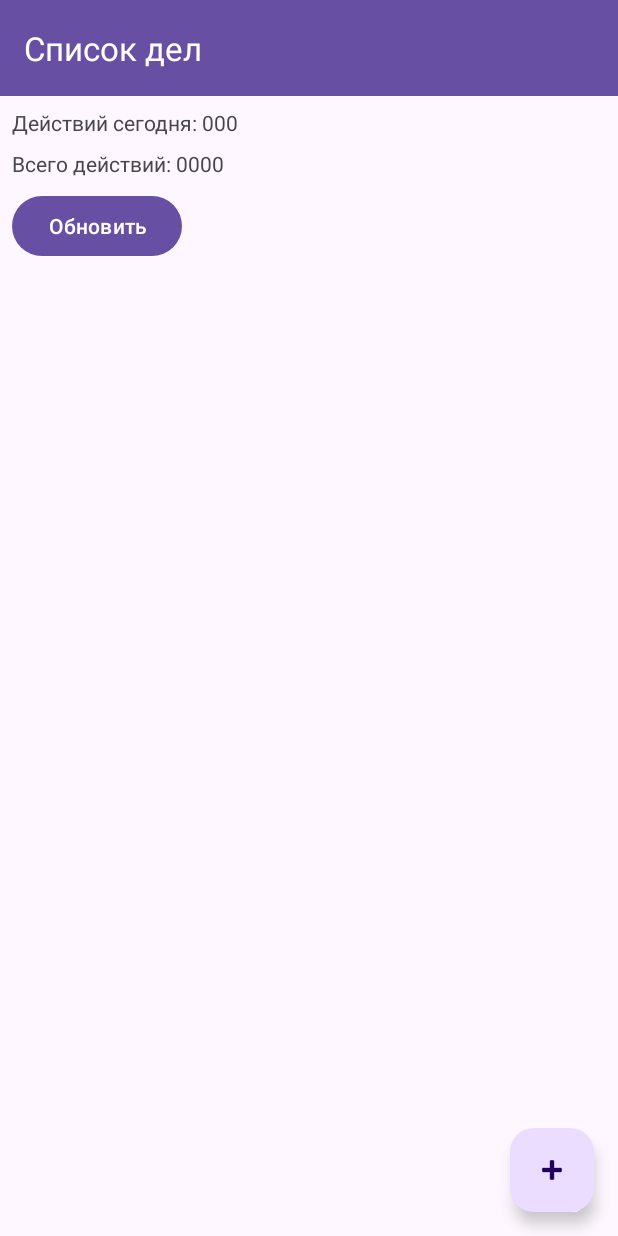
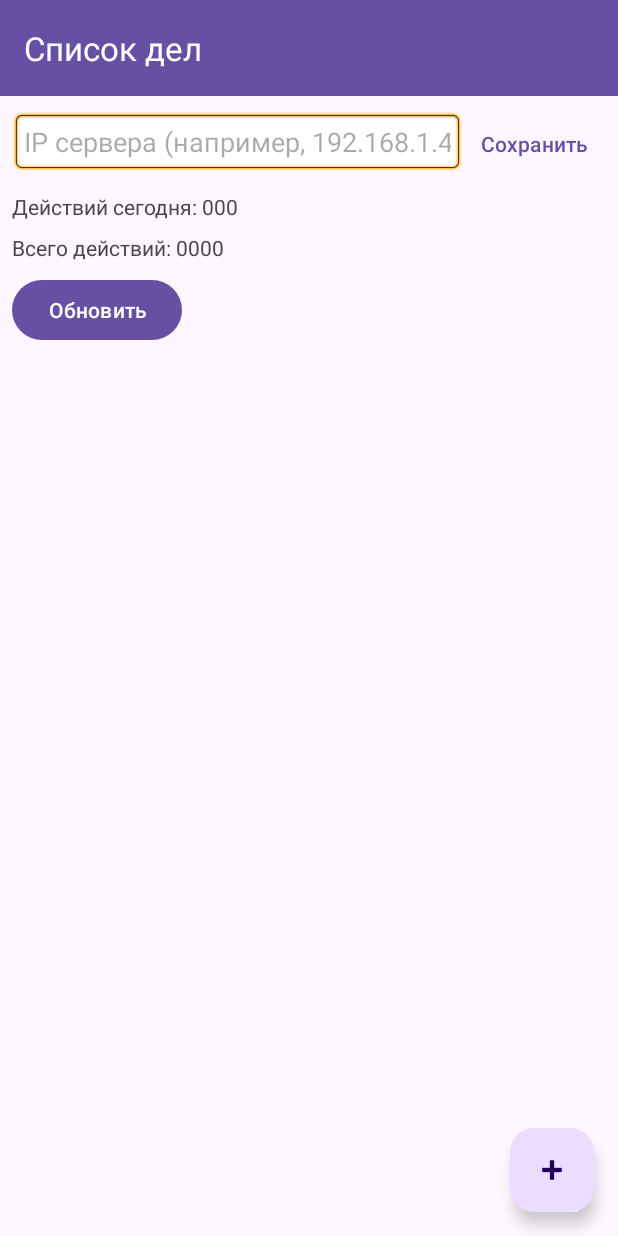
Before and after one commit to celles-2004/task-do, an Android app: the screen it shows after launch (MainActivity), on a phone screen of 412 x 824 dp. Run offline under Robolectric (Android 15) with nearby library versions, the light colour scheme and no system bars.

Commit message:
изменен код android

```diff
--- a/android/app/src/main/java/com/example/task_do/MainActivity.kt
+++ b/android/app/src/main/java/com/example/task_do/MainActivity.kt
@@ -1,6 +1,8 @@
 package com.example.task_do
 
+import android.annotation.SuppressLint
 import android.app.AlertDialog
+import android.content.Context
 import android.os.Bundle
 import android.widget.Button
 import android.widget.EditText
@@ -12,7 +14,6 @@ import androidx.recyclerview.widget.LinearLayoutManager
 import androidx.recyclerview.widget.RecyclerView
 import com.google.android.material.floatingactionbutton.FloatingActionButton
 import kotlinx.coroutines.*
-import java.util.Calendar
 
 class MainActivity : AppCompatActivity() {
 
@@ -21,9 +22,10 @@ class MainActivity : AppCompatActivity() {
     private lateinit var tvTotalCounter: TextView
     private lateinit var btnRefresh: Button
     private lateinit var fabAdd: FloatingActionButton
-
     private val tasks = mutableListOf<String>()
     private lateinit var adapter: TaskAdapter
+    private lateinit var etServerIp: EditText
+    private lateinit var btnSaveIp: Button
 
     override fun onCreate(savedInstanceState: Bundle?) {
         super.onCreate(savedInstanceState)
@@ -34,12 +36,36 @@ class MainActivity : AppCompatActivity() {
         tvTotalCounter = findViewById(R.id.tvTotalCounter)
         btnRefresh = findViewById(R.id.btnRefresh)
         fabAdd = findViewById(R.id.fabAdd)
+        etServerIp = findViewById(R.id.etServerIp)
+        btnSaveIp = findViewById(R.id.btnSaveIp)
 
         adapter = TaskAdapter(tasks) { position ->
             deleteTask(position)
         }
         recyclerView.layoutManager = LinearLayoutManager(this)
         recyclerView.adapter = adapter
+
+        // Загружаем сохранённый IP
+        val savedIp = getSharedPreferences("app_perfs", MODE_PRIVATE).getString("server_IP", "")
+        if (!savedIp.isNullOrEmpty()) {
+            etServerIp.setText(savedIp)
+            RetrofitClient.setBaseUrl("http://$savedIp:17789/")
+        } else {
+            // Если нет сохранённого, можно оставить дефолтный или попросить ввести
+            RetrofitClient.setBaseUrl("http://192.168.1.40:17789/")
+        }
+
+        btnSaveIp.setOnClickListener {
+            val ip = etServerIp.text.toString().trim()
+            if (ip.isNotEmpty()) {
+                getSharedPreferences("app_perfs", MODE_PRIVATE).edit().putString("server_ip", ip).apply()
+                RetrofitClient.setBaseUrl("http://$ip:17789/")
+                Toast.makeText(this, "IP сохранён, перезагрузите список", Toast.LENGTH_SHORT).show()
+                loadData()
+            } else {
+                Toast.makeText(this, "Введите IP", Toast.LENGTH_SHORT).show()
+            }
+        }
 
         fabAdd.setOnClickListener { showAddTaskDialog() }
         btnRefresh.setOnClickListener { loadData() }
@@ -49,7 +75,7 @@ class MainActivity : AppCompatActivity() {
 
     private fun loadData() = lifecycleScope.launch(Dispatchers.IO) {
         try {
-            val taskList = RetrofitClient.instance.getTasks()
+            val taskList = RetrofitClient.getInstance().getTasks()
             withContext(Dispatchers.Main) {
                 tasks.clear()
                 tasks.addAll(taskList)
@@ -65,7 +91,7 @@ class MainActivity : AppCompatActivity() {
 
     private fun loadCounters() = lifecycleScope.launch(Dispatchers.IO) {
         try {
-            val counters = RetrofitClient.instance.getCounters()
+            val counters = RetrofitClient.getInstance().getCounters()
             withContext(Dispatchers.Main) {
                 tvDayCounter.text = "Действий сегодня: ${counters.day}"
                 tvTotalCounter.text = "Всего действий: ${counters.total}"
@@ -91,17 +117,17 @@ class MainActivity : AppCompatActivity() {
             .show()
     }
 
+    @SuppressLint("DefaultLocale")
     private fun addTask(taskText: String) = lifecycleScope.launch(Dispatchers.IO) {
         try {
-            val now = Calendar.getInstance()
-            val dateStr = String.format("%04d-%02d-%02d", now.get(Calendar.YEAR), now.get(Calendar.MONTH)+1, now.get(
-                Calendar.DAY_OF_MONTH))
-            val timeStr = String.format("%02d:%02d", now.get(Calendar.HOUR_OF_DAY), now.get(Calendar.MINUTE))
+            val now = java.util.Calendar.getInstance()
+            val dateStr = String.format("%04d-%02d-%02d", now.get(java.util.Calendar.YEAR), now.get(java.util.Calendar.MONTH)+1, now.get(java.util.Calendar.DAY_OF_MONTH))
+            val timeStr = String.format("%02d:%02d", now.get(java.util.Calendar.HOUR_OF_DAY), now.get(java.util.Calendar.MINUTE))
             val fullTask = "$dateStr $timeStr $taskText"
 
             val currentTasks = tasks.toList()
             val newTasks = currentTasks + fullTask
-            RetrofitClient.instance.updateTasks(newTasks)
+            RetrofitClient.getInstance().updateTasks(newTasks)
 
             withContext(Dispatchers.Main) {
                 loadData()
@@ -113,11 +139,12 @@ class MainActivity : AppCompatActivity() {
         }
     }
 
-    private fun deleteTask(position: Int) = lifecycleScope.launch(Dispatchers.IO) {
+    private fun deleteTask(position: Int) = lifecycleScope.launch(Dispatchers.IO)
+    {
         try {
             val currentTasks = tasks.toList()
             val newTasks = currentTasks.toMutableList().apply { removeAt(position) }
-            RetrofitClient.instance.updateTasks(newTasks)
+            RetrofitClient.getInstance().updateTasks(newTasks)
             withContext(Dispatchers.Main) {
                 loadData()
             }
--- a/android/app/src/main/java/com/example/task_do/RetrofitClient.kt
+++ b/android/app/src/main/java/com/example/task_do/RetrofitClient.kt
@@ -4,14 +4,24 @@ import retrofit2.Retrofit
 import retrofit2.converter.gson.GsonConverterFactory
 
 object RetrofitClient {
-    // Замените IP на адрес вашего компьютера в локальной сети
-    private const val BASE_URL = "http://192.168.1.40:17789/"
+    private var currentBaseUrl = "http://192.168.1.40:17789/"
+    private var retrofit: Retrofit? = null
+    private var api: TaskApi? = null
 
-    val instance: TaskApi by lazy {
-        Retrofit.Builder()
-            .baseUrl(BASE_URL)
-            .addConverterFactory(GsonConverterFactory.create())
-            .build()
-            .create(TaskApi::class.java)
+    fun getInstance(): TaskApi {
+        if (api == null || retrofit?.baseUrl().toString() != currentBaseUrl) {
+            retrofit = Retrofit.Builder()
+                .baseUrl(currentBaseUrl)
+                .addConverterFactory(GsonConverterFactory.create())
+                .build()
+            api = retrofit?.create(TaskApi::class.java)
+        }
+        return api!!
+    }
+
+    fun setBaseUrl(newUrl: String) {
+        currentBaseUrl = newUrl
+        retrofit = null
+        api = null
     }
 }
--- a/android/app/src/main/res/layout/activity_main.xml
+++ b/android/app/src/main/res/layout/activity_main.xml
@@ -15,13 +15,41 @@
         app:layout_constraintStart_toStartOf="parent"
         app:layout_constraintEnd_toEndOf="parent"/>
 
+    <LinearLayout
+        android:id="@+id/ipLayout"
+        android:layout_width="0dp"
+        android:layout_height="wrap_content"
+        android:orientation="horizontal"
+        android:layout_margin="8dp"
+        app:layout_constraintTop_toBottomOf="@id/toolbar"
+        app:layout_constraintStart_toStartOf="parent"
+        app:layout_constraintEnd_toEndOf="parent">
+
+        <EditText
+            android:id="@+id/etServerIp"
+            android:layout_width="0dp"
+            android:layout_height="wrap_content"
+            android:layout_weight="1"
+            android:hint="IP сервера (например, 192.168.1.40)"
+            android:inputType="text"
+            android:padding="8dp"
+            android:background="@android:drawable/editbox_background"/>
+
+        <Button
+            android:id="@+id/btnSaveIp"
+            android:layout_width="wrap_content"
+            android:layout_height="wrap_content"
+            android:text="Сохранить"
+            style="@style/Widget.Material3.Button.TextButton"/>
+    </LinearLayout>
+
     <TextView
         android:id="@+id/tvDayCounter"
         android:layout_width="wrap_content"
         android:layout_height="wrap_content"
         android:layout_margin="8dp"
         android:text="Действий сегодня: 000"
-        app:layout_constraintTop_toBottomOf="@id/toolbar"
+        app:layout_constraintTop_toBottomOf="@id/ipLayout"
         app:layout_constraintStart_toStartOf="parent"/>
 
     <TextView
--- a/android/app/src/main/res/layout/item_task.xml
+++ b/android/app/src/main/res/layout/item_task.xml
@@ -11,7 +11,7 @@
         android:layout_width="0dp"
         android:layout_height="wrap_content"
         android:layout_weight="1"
-        android:textSize="16sp"/>
+        android:textSize="16sp" />
 
     <Button
         android:id="@+id/btnDelete"
--- a/android/gradle/libs.versions.toml
+++ b/android/gradle/libs.versions.toml
@@ -1,5 +1,5 @@
 [versions]
-agp = "9.1.0"
+agp = "9.2.0"
 coreKtx = "1.10.1"
 junit = "4.13.2"
 junitVersion = "1.1.5"
```
Also changed, not shown: android/gradle/wrapper/gradle-wrapper.properties.
